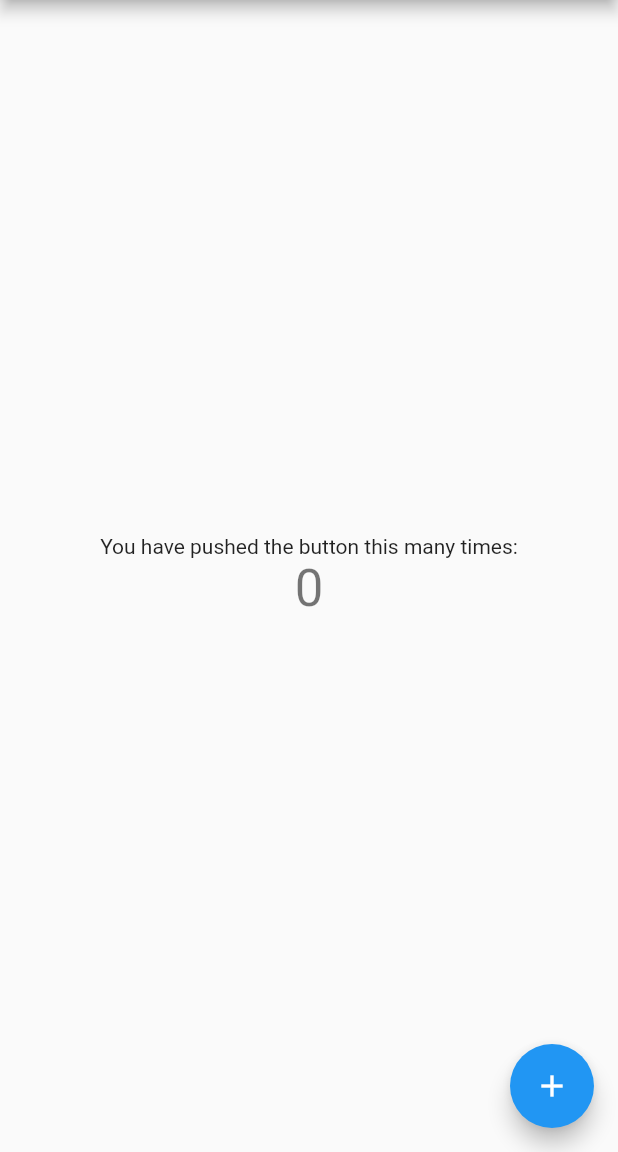
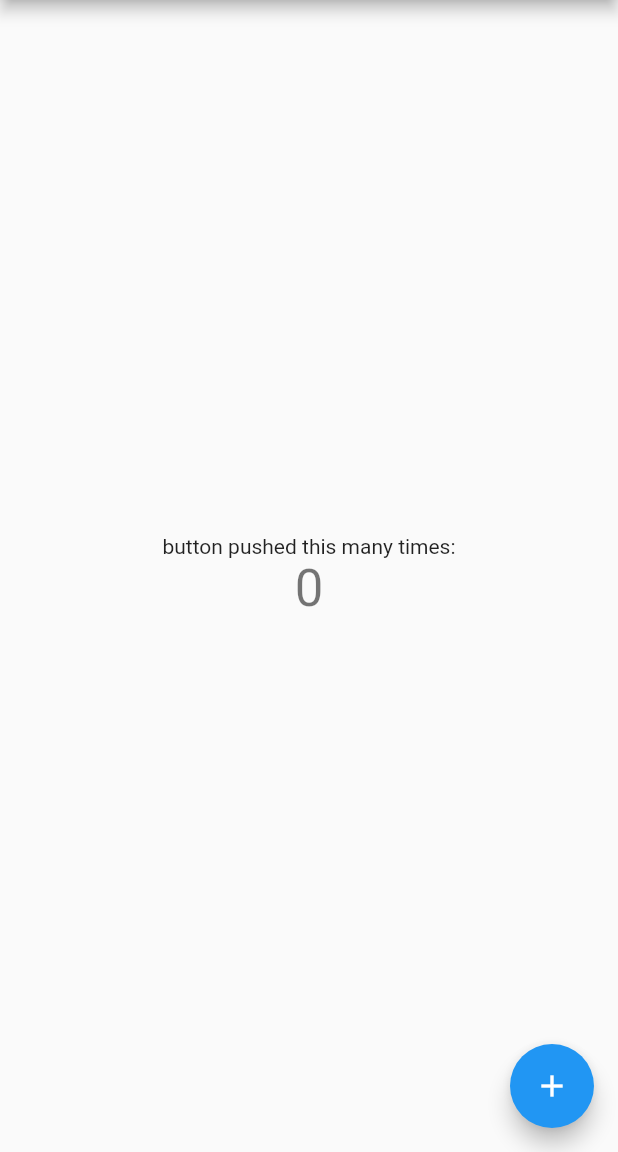
Before and after one commit to mayque731/flutter_app, a Flutter app: the screen it shows after launch, on a phone screen of 412 x 824 dp, the part 84-1236 px from its top. Run offline on Flutter 3.47's test engine with Material 2 defaults, Android fonts, the phone set to English and light mode, and no system bars.

```diff
--- a/lib/main.dart
+++ b/lib/main.dart
@@ -96,7 +96,7 @@ class _MyHomePageState extends State<MyHomePage> {
           mainAxisAlignment: MainAxisAlignment.center,
           children: <Widget>[
             const Text(
-              'You have pushed the button this many times:',
+              'button pushed this many times:',
             ),
             Text(
               '$_counter',
```
